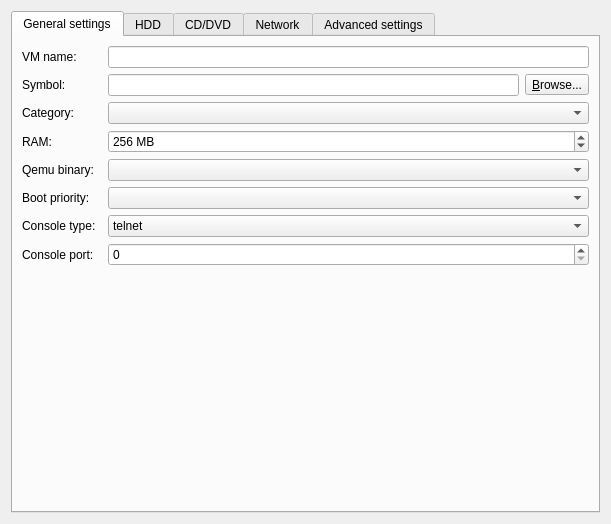
Qt form gns3/modules/qemu/ui/qemu_vm_configuration_page.ui (GNS3/gns3-gui) before a commit.
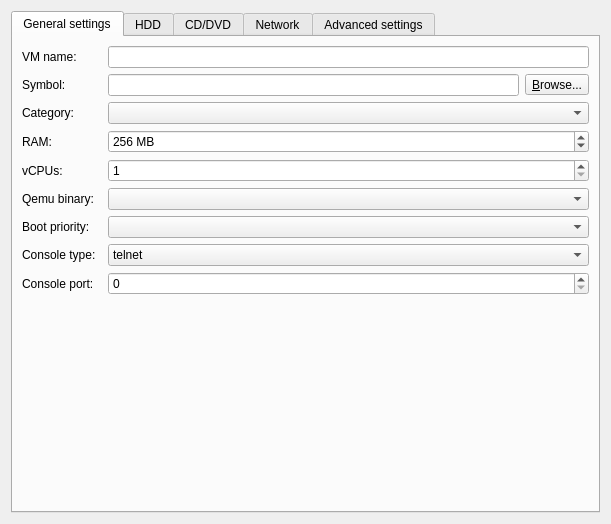
The same form after that commit.

Commit message: Support for CPUs setting for Qemu VMs.

Diff of the .ui file:
```diff
--- a/gns3/modules/qemu/ui/qemu_vm_configuration_page.ui
+++ b/gns3/modules/qemu/ui/qemu_vm_configuration_page.ui
@@ -31,7 +31,7 @@
          </property>
         </widget>
        </item>
-       <item row="5" column="2">
+       <item row="6" column="2">
         <widget class="QComboBox" name="uiQemuListComboBox">
          <property name="sizePolicy">
           <sizepolicy hsizetype="Expanding" vsizetype="Fixed">
@@ -41,14 +41,14 @@
          </property>
         </widget>
        </item>
-       <item row="8" column="2">
+       <item row="9" column="2">
         <widget class="QSpinBox" name="uiConsolePortSpinBox">
          <property name="maximum">
           <number>65535</number>
          </property>
         </widget>
        </item>
-       <item row="10" column="2">
+       <item row="11" column="2">
         <spacer name="spacer">
          <property name="orientation">
           <enum>Qt::Vertical</enum>
@@ -61,14 +61,14 @@
          </property>
         </spacer>
        </item>
-       <item row="5" column="0" colspan="2">
+       <item row="6" column="0" colspan="2">
         <widget class="QLabel" name="uiQemuListLabel">
          <property name="text">
           <string>Qemu binary:</string>
          </property>
         </widget>
        </item>
-       <item row="8" column="0" colspan="2">
+       <item row="9" column="0" colspan="2">
         <widget class="QLabel" name="uiConsolePortLabel">
          <property name="text">
           <string>Console port:</string>
@@ -135,14 +135,14 @@
        <item row="3" column="2">
         <widget class="QComboBox" name="uiCategoryComboBox"/>
        </item>
-       <item row="7" column="0">
+       <item row="8" column="0">
         <widget class="QLabel" name="uiConsoleTypeLabel">
          <property name="text">
           <string>Console type:</string>
          </property>
         </widget>
        </item>
-       <item row="7" column="2">
+       <item row="8" column="2">
         <widget class="QComboBox" name="uiConsoleTypeComboBox">
          <item>
           <property name="text">
@@ -156,15 +156,32 @@
          </item>
         </widget>
        </item>
-       <item row="6" column="0">
+       <item row="7" column="2">
+        <widget class="QComboBox" name="uiBootPriorityComboBox"/>
+       </item>
+       <item row="7" column="0">
         <widget class="QLabel" name="uiBootPriorityLabel">
          <property name="text">
           <string>Boot priority:</string>
          </property>
         </widget>
        </item>
-       <item row="6" column="2">
-        <widget class="QComboBox" name="uiBootPriorityComboBox"/>
+       <item row="5" column="0">
+        <widget class="QLabel" name="uiCPULabel">
+         <property name="text">
+          <string>vCPUs:</string>
+         </property>
+        </widget>
+       </item>
+       <item row="5" column="2">
+        <widget class="QSpinBox" name="uiCPUSpinBox">
+         <property name="minimum">
+          <number>1</number>
+         </property>
+         <property name="maximum">
+          <number>255</number>
+         </property>
+        </widget>
        </item>
       </layout>
      </widget>
```
Left out of the diff: 27 changed lines with no effect on the pictures. The commit also changes 6 other files.
